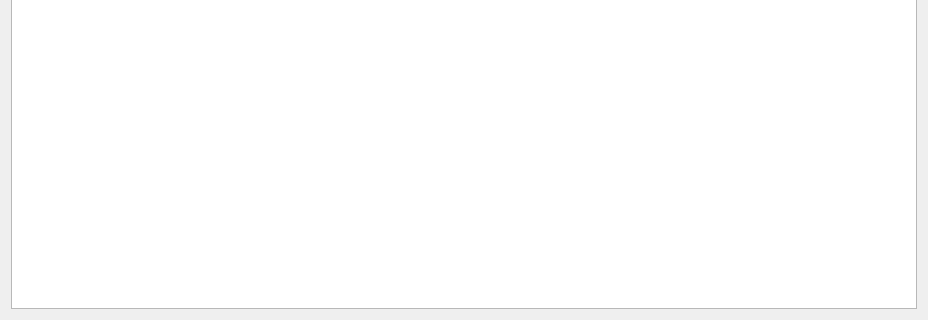
The window that ui/users_dialog.ui (tomasz-brak/libreLib) describes before a commit, drawn with Qt 5; both pictures show x 0 to 928 and y 163 to 483 of the 928 by 483 pixel window.
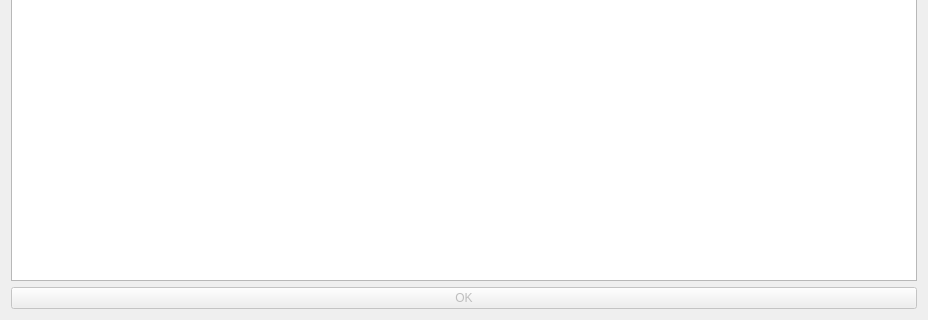
The same window after the commit.

What changed in the file:
```diff
--- a/ui/users_dialog.ui
+++ b/ui/users_dialog.ui
@@ -86,6 +86,16 @@
      </property>
     </widget>
    </item>
+   <item>
+    <widget class="QPushButton" name="ok_button">
+     <property name="enabled">
+      <bool>false</bool>
+     </property>
+     <property name="text">
+      <string>OK</string>
+     </property>
+    </widget>
+   </item>
   </layout>
  </widget>
  <resources/>
```
